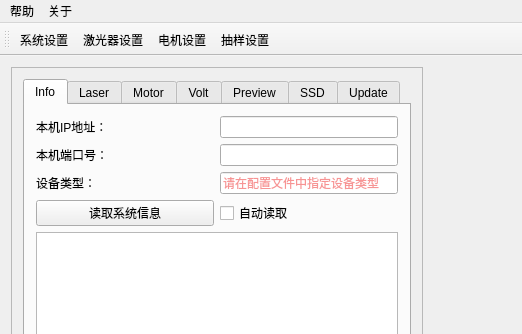
Before: the Qt Designer form ui/mainwindow.ui in kdurant/qt_study, drawn with Qt 5; both pictures show x 0 to 522 and y 0 to 334 of the 1259 by 725 pixel window.
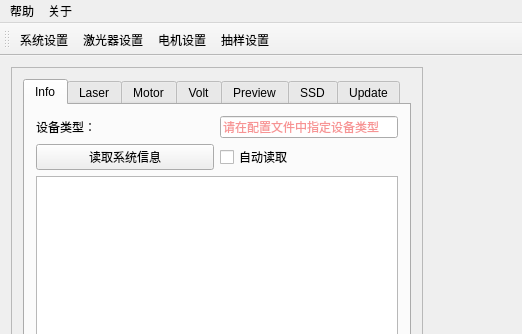
After: the same form once the commit is applied. The open tabs and pages were chosen to show the change. Custom widgets are drawn as their Qt base class.

Commit message: feat: 自动检测IP地址. chore: change ui

Diff of the .ui file:
```diff
--- a/ui/mainwindow.ui
+++ b/ui/mainwindow.ui
@@ -52,40 +52,7 @@
             <string>Info</string>
            </attribute>
            <layout class="QGridLayout" name="gridLayout_5">
-            <item row="0" column="0">
-             <widget class="QLabel" name="label_47">
-              <property name="text">
-               <string>本机IP地址：</string>
-              </property>
-             </widget>
-            </item>
-            <item row="1" column="0">
-             <widget class="QLabel" name="label_44">
-              <property name="text">
-               <string>本机端口号：</string>
-              </property>
-             </widget>
-            </item>
-            <item row="2" column="1">
-             <widget class="QLineEdit" name="lineEdit_radarType">
-              <property name="sizePolicy">
-               <sizepolicy hsizetype="Preferred" vsizetype="Fixed">
-                <horstretch>0</horstretch>
-                <verstretch>0</verstretch>
-               </sizepolicy>
-              </property>
-              <property name="styleSheet">
-               <string notr="true">color: rgb(239, 41, 41);</string>
-              </property>
-              <property name="readOnly">
-               <bool>true</bool>
-              </property>
-              <property name="placeholderText">
-               <string>请在配置文件中指定设备类型</string>
-              </property>
-             </widget>
-            </item>
-            <item row="4" column="0" colspan="2">
+            <item row="2" column="0" colspan="2">
              <widget class="QTableWidget" name="tableWidget_sysInfo">
               <property name="sizePolicy">
                <sizepolicy hsizetype="Expanding" vsizetype="Preferred">
@@ -98,14 +65,7 @@
               </property>
              </widget>
             </item>
-            <item row="2" column="0">
-             <widget class="QLabel" name="label_4">
-              <property name="text">
-               <string>设备类型：</string>
-              </property>
-             </widget>
-            </item>
-            <item row="3" column="0">
+            <item row="1" column="0">
              <widget class="QPushButton" name="btn_ReadSysInfo">
               <property name="text">
                <string>读取系统信息</string>
@@ -113,41 +73,38 @@
              </widget>
             </item>
             <item row="1" column="1">
-             <widget class="QLineEdit" name="lineEdit_localPort">
-              <property name="sizePolicy">
-               <sizepolicy hsizetype="Preferred" vsizetype="Fixed">
-                <horstretch>0</horstretch>
-                <verstretch>0</verstretch>
-               </sizepolicy>
-              </property>
-              <property name="text">
-               <string/>
-              </property>
-             </widget>
-            </item>
-            <item row="0" column="1">
-             <widget class="QLineEdit" name="lineEdit_localIP">
-              <property name="sizePolicy">
-               <sizepolicy hsizetype="Preferred" vsizetype="Fixed">
-                <horstretch>0</horstretch>
-                <verstretch>0</verstretch>
-               </sizepolicy>
-              </property>
-              <property name="inputMask">
-               <string/>
-              </property>
-              <property name="text">
-               <string/>
-              </property>
-             </widget>
-            </item>
-            <item row="3" column="1">
              <widget class="QCheckBox" name="checkBox_autoReadSysInfo">
               <property name="text">
                <string>自动读取</string>
               </property>
              </widget>
             </item>
+            <item row="0" column="1">
+             <widget class="QLineEdit" name="lineEdit_radarType">
+              <property name="sizePolicy">
+               <sizepolicy hsizetype="Preferred" vsizetype="Fixed">
+                <horstretch>0</horstretch>
+                <verstretch>0</verstretch>
+               </sizepolicy>
+              </property>
+              <property name="styleSheet">
+               <string notr="true">color: rgb(239, 41, 41);</string>
+              </property>
+              <property name="readOnly">
+               <bool>true</bool>
+              </property>
+              <property name="placeholderText">
+               <string>请在配置文件中指定设备类型</string>
+              </property>
+             </widget>
+            </item>
+            <item row="0" column="0">
+             <widget class="QLabel" name="label_4">
+              <property name="text">
+               <string>设备类型：</string>
+              </property>
+             </widget>
+            </item>
            </layout>
           </widget>
           <widget class="QWidget" name="tab_2">
```
Left out of the diff: 12 changed lines with no effect on the pictures. The commit also changes 4 other files.
